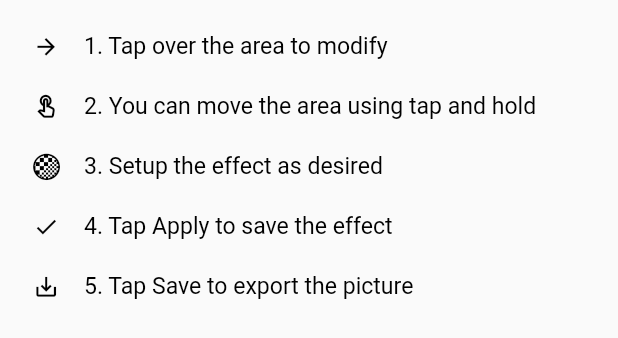
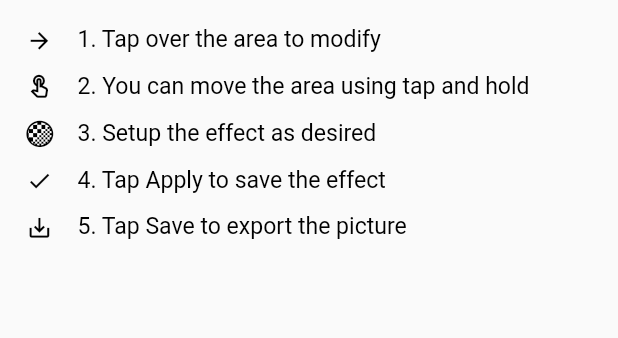
Before and after one commit to vaginessa/privacyblur, a Flutter app: the HelpWidget widget shown alone on an empty page, opened directly with empty values, on a phone screen of 412 x 824 dp. Shown: the top 338 px of the screen. Run offline on Flutter 3.47's test engine with Material 2 defaults, Android fonts, the phone set to English and light mode, and no system bars; our stand-ins replace flutter_bloc, flutter_styled_toast, flutter_translate, image_gallery_saver, image_picker, permission_handler and 2 more; missing offline and left inert: flutter_exif_rotation, flutter_translate_annotations, image_picker_for_web, image_size_getter, shared_preferences_web; accounts and stored records are empty.

Commit message:
reduce spacing between text lines

```diff
--- a/lib/src/screens/image/widgets/help_widget.dart
+++ b/lib/src/screens/image/widgets/help_widget.dart
@@ -44,7 +44,7 @@ class HelpWidget extends StatelessWidget {
 
   Widget _helpTemplate(BuildContext context, IconData icon, String text) {
     return Padding(
-      padding: EdgeInsets.all(_internalLayout.spacer),
+      padding: EdgeInsets.all(_internalLayout.spacer * 0.6),
       child: Row(
         children: [
           Padding(
```
